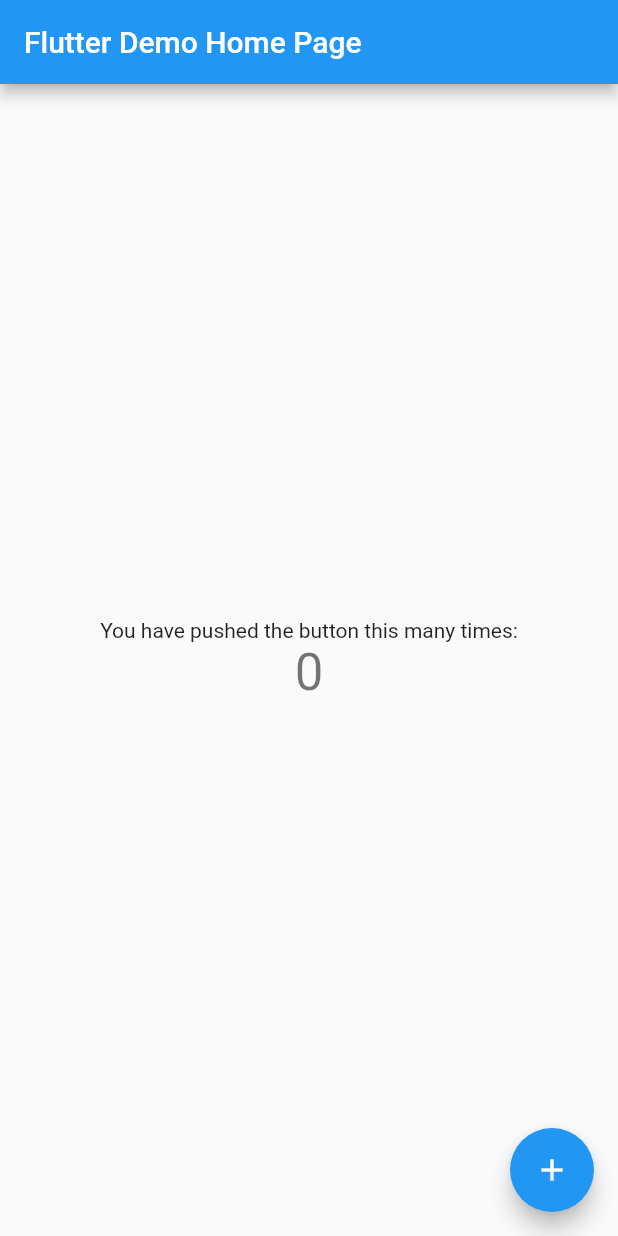
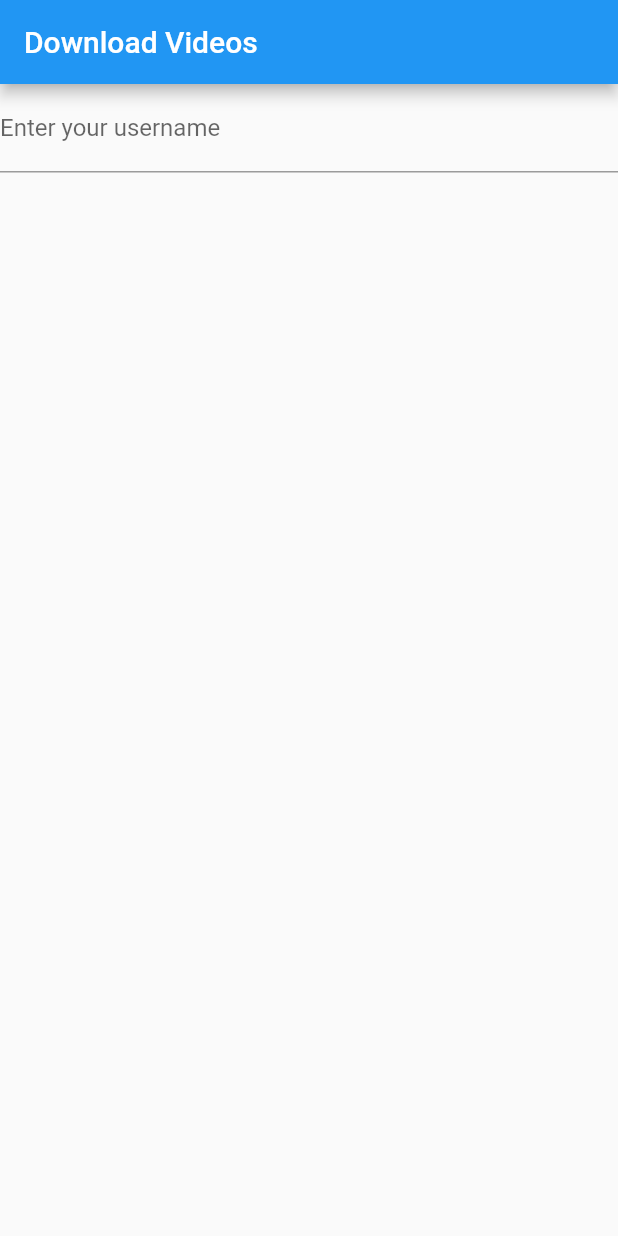
Before and after one commit to sameer1406/YouTUBE_APP, a Flutter app: the screen it shows after launch, on a phone screen of 412 x 824 dp. Run offline on Flutter 3.47's test engine with Material 2 defaults, Android fonts, the phone set to English and light mode, and no system bars; our stand-ins replace splashscreen; network calls fail.

Commit message:
created the splashScreen & input field

```diff
--- a/frontend/Youtube_app/lib/main.dart
+++ b/frontend/Youtube_app/lib/main.dart
@@ -1,4 +1,5 @@
 import 'package:flutter/material.dart';
+import 'package:splashscreen/splashscreen.dart';
 
 void main() {
   runApp(MyApp());
@@ -11,37 +12,16 @@
     return MaterialApp(
       title: 'Flutter Demo',
       theme: ThemeData(
-        // This is the theme of your application.
-        //
-        // Try running your application with "flutter run". You'll see the
-        // application has a blue toolbar. Then, without quitting the app, try
-        // changing the primarySwatch below to Colors.green and then invoke
-        // "hot reload" (press "r" in the console where you ran "flutter run",
-        // or simply save your changes to "hot reload" in a Flutter IDE).
-        // Notice that the counter didn't reset back to zero; the application
-        // is not restarted.
         primarySwatch: Colors.blue,
-        // This makes the visual density adapt to the platform that you run
-        // the app on. For desktop platforms, the controls will be smaller and
-        // closer together (more dense) than on mobile platforms.
         visualDensity: VisualDensity.adaptivePlatformDensity,
       ),
-      home: MyHomePage(title: 'Flutter Demo Home Page'),
+      home: MyHomePage(title: 'Download Videos from YouTube'),
     );
   }
 }
 
 class MyHomePage extends StatefulWidget {
   MyHomePage({Key key, this.title}) : super(key: key);
-
-  // This widget is the home page of your application. It is stateful, meaning
-  // that it has a State object (defined below) that contains fields that affect
-  // how it looks.
-
-  // This class is the configuration for the state. It holds the values (in this
-  // case the title) provided by the parent (in this case the App widget) and
-  // used by the build method of the State. Fields in a Widget subclass are
-  // always marked "final".
 
   final String title;
 
@@ -50,68 +30,65 @@
 }
 
 class _MyHomePageState extends State<MyHomePage> {
-  int _counter = 0;
-
-  void _incrementCounter() {
-    setState(() {
-      // This call to setState tells the Flutter framework that something has
-      // changed in this State, which causes it to rerun the build method below
-      // so that the display can reflect the updated values. If we changed
-      // _counter without calling setState(), then the build method would not be
-      // called again, and so nothing would appear to happen.
-      _counter++;
-    });
-  }
-
   @override
   Widget build(BuildContext context) {
-    // This method is rerun every time setState is called, for instance as done
-    // by the _incrementCounter method above.
-    //
-    // The Flutter framework has been optimized to make rerunning build methods
-    // fast, so that you can just rebuild anything that needs updating rather
-    // than having to individually change instances of widgets.
-    return Scaffold(
-      appBar: AppBar(
-        // Here we take the value from the MyHomePage object that was created by
-        // the App.build method, and use it to set our appbar title.
-        title: Text(widget.title),
+    return SplashScreen(
+      seconds: 6,
+      navigateAfterSeconds: new SecondScreen(),
+      title: new Text(
+        'Download Videos',
+        textScaleFactor: 2,
       ),
-      body: Center(
-        // Center is a layout widget. It takes a single child and positions it
-        // in the middle of the parent.
-        child: Column(
-          // Column is also a layout widget. It takes a list of children and
-          // arranges them vertically. By default, it sizes itself to fit its
-          // children horizontally, and tries to be as tall as its parent.
-          //
-          // Invoke "debug painting" (press "p" in the console, choose the
-          // "Toggle Debug Paint" action from the Flutter Inspector in Android
-          // Studio, or the "Toggle Debug Paint" command in Visual Studio Code)
-          // to see the wireframe for each widget.
-          //
-          // Column has various properties to control how it sizes itself and
-          // how it positions its children. Here we use mainAxisAlignment to
-          // center the children vertically; the main axis here is the vertical
-          // axis because Columns are vertical (the cross axis would be
-          // horizontal).
-          mainAxisAlignment: MainAxisAlignment.center,
-          children: <Widget>[
-            Text(
-              'You have pushed the button this many times:',
-            ),
-            Text(
-              '$_counter',
-              style: Theme.of(context).textTheme.headline4,
-            ),
-          ],
-        ),
-      ),
-      floatingActionButton: FloatingActionButton(
-        onPressed: _incrementCounter,
-        tooltip: 'Increment',
-        child: Icon(Icons.add),
-      ), // This trailing comma makes auto-formatting nicer for build methods.
+      image: new Image.network(
+          'https://www.lifewire.com/thmb/uevGm8GmYjR8UwXH0pkAl4xmexM=/960x640/filters:no_upscale():max_bytes(150000):strip_icc()/download-7105085d68424c93a47bcc6228d946fa.png'),
+      loadingText: Text("Loading"),
+      photoSize: 100.0,
+      loaderColor: Colors.blue,
     );
   }
 }
+
+// class SecondScreen extends StatelessWidget {
+//   final _formkey = GlobalKey<FormState>();
+//   @override
+//   Widget build(BuildContext context) {
+//     return Scaffold(
+//         appBar: AppBar(title: Text("Download Videos")),
+//         body: Container(
+//           child: Text("homepage"),
+//         ));
+//   }
+// }
+class SecondScreen extends StatefulWidget {
+  @override
+  _SecondScreenState createState() => _SecondScreenState();
+}
+
+class _SecondScreenState extends State<SecondScreen> {
+  final _formkey = GlobalKey<FormState>();
+  @override
+  Widget build(BuildContext context) {
+    // return Scaffold(
+    //     appBar: AppBar(title: Text("Download Videos")),
+    //     body: Container(
+    //       child: Text("homepage"),
+    //     ));
+    return Form(
+      child: Scaffold(
+        key: _formkey,
+        appBar: AppBar(title: Text("Download Videos")),
+        body: Container(
+          child: Column(
+            children: <Widget>[
+              Center(
+                child: TextFormField(
+                  decoration: InputDecoration(labelText: 'Enter your username'),
+                ),
+              )
+            ],
+          ),
+        ),
+      ),
+    );
+  }
+}
--- a/frontend/Youtube_app/pubspec.yaml
+++ b/frontend/Youtube_app/pubspec.yaml
@@ -28,6 +28,7 @@
   # The following adds the Cupertino Icons font to your application.
   # Use with the CupertinoIcons class for iOS style icons.
   cupertino_icons: ^1.0.0
+  splashscreen: ^1.3.5
 
 dev_dependencies:
   flutter_test:
```
Also changed, not shown: frontend/Youtube_app/pubspec.lock, 1 other file.
